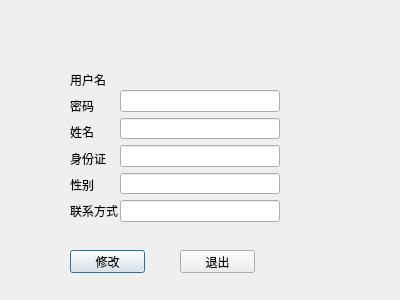
First picture: the form in user_center.ui, repository TommyLee96/flight-management, before the edit.
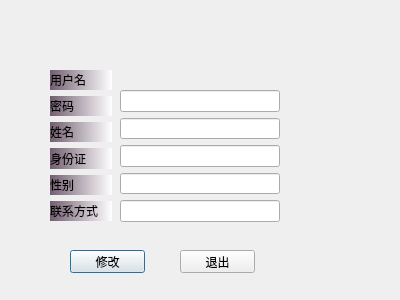
Second picture: the form after the edit. Icons and pictures are not drawn.

Diff of the .ui file:
```diff
--- a/user_center.ui
+++ b/user_center.ui
@@ -50,15 +50,19 @@
   <widget class="QWidget" name="verticalLayoutWidget_2">
    <property name="geometry">
     <rect>
-     <x>70</x>
+     <x>50</x>
      <y>70</y>
-     <width>51</width>
+     <width>62</width>
      <height>151</height>
     </rect>
    </property>
    <layout class="QVBoxLayout" name="verticalLayout_2">
     <item>
      <widget class="QLabel" name="label">
+      <property name="styleSheet">
+       <string notr="true">background-color: qlineargradient(spread:pad, x1:0, y1:0, x2:1, y2:0, stop:0 rgba(114, 94, 112, 255), stop:1 rgba(255, 255, 255, 255));
+font: 75 11pt &quot;Arial&quot;;</string>
+      </property>
       <property name="text">
        <string>用户名</string>
       </property>
@@ -66,6 +70,10 @@
     </item>
     <item>
      <widget class="QLabel" name="label_3">
+      <property name="styleSheet">
+       <string notr="true">background-color: qlineargradient(spread:pad, x1:0, y1:0, x2:1, y2:0, stop:0 rgba(114, 94, 112, 255), stop:1 rgba(255, 255, 255, 255));
+font: 75 11pt &quot;Arial&quot;;</string>
+      </property>
       <property name="text">
        <string>密码</string>
       </property>
@@ -73,6 +81,10 @@
     </item>
     <item>
      <widget class="QLabel" name="label_4">
+      <property name="styleSheet">
+       <string notr="true">background-color: qlineargradient(spread:pad, x1:0, y1:0, x2:1, y2:0, stop:0 rgba(114, 94, 112, 255), stop:1 rgba(255, 255, 255, 255));
+font: 75 11pt &quot;Arial&quot;;</string>
+      </property>
       <property name="text">
        <string>姓名</string>
       </property>
@@ -80,6 +92,10 @@
     </item>
     <item>
      <widget class="QLabel" name="label_5">
+      <property name="styleSheet">
+       <string notr="true">background-color: qlineargradient(spread:pad, x1:0, y1:0, x2:1, y2:0, stop:0 rgba(114, 94, 112, 255), stop:1 rgba(255, 255, 255, 255));
+font: 75 11pt &quot;Arial&quot;;</string>
+      </property>
       <property name="text">
        <string>身份证</string>
       </property>
@@ -87,6 +103,10 @@
     </item>
     <item>
      <widget class="QLabel" name="label_2">
+      <property name="styleSheet">
+       <string notr="true">background-color: qlineargradient(spread:pad, x1:0, y1:0, x2:1, y2:0, stop:0 rgba(114, 94, 112, 255), stop:1 rgba(255, 255, 255, 255));
+font: 75 11pt &quot;Arial&quot;;</string>
+      </property>
       <property name="text">
        <string>性别</string>
       </property>
@@ -94,6 +114,10 @@
     </item>
     <item>
      <widget class="QLabel" name="label_6">
+      <property name="styleSheet">
+       <string notr="true">background-color: qlineargradient(spread:pad, x1:0, y1:0, x2:1, y2:0, stop:0 rgba(114, 94, 112, 255), stop:1 rgba(255, 255, 255, 255));
+font: 75 11pt &quot;Arial&quot;;</string>
+      </property>
       <property name="text">
        <string>联系方式</string>
       </property>
@@ -127,6 +151,27 @@
     <string>退出</string>
    </property>
   </widget>
+  <widget class="QLabel" name="label_7">
+   <property name="geometry">
+    <rect>
+     <x>0</x>
+     <y>0</y>
+     <width>401</width>
+     <height>301</height>
+    </rect>
+   </property>
+   <property name="styleSheet">
+    <string notr="true">border-image: url(:/images/16.jpg);</string>
+   </property>
+   <property name="text">
+    <string/>
+   </property>
+  </widget>
+  <zorder>label_7</zorder>
+  <zorder>verticalLayoutWidget</zorder>
+  <zorder>verticalLayoutWidget_2</zorder>
+  <zorder>pushButton</zorder>
+  <zorder>pushButton_2</zorder>
  </widget>
  <resources/>
  <connections/>
```
Left out of the diff: 6 changed lines with no effect on the pictures.
